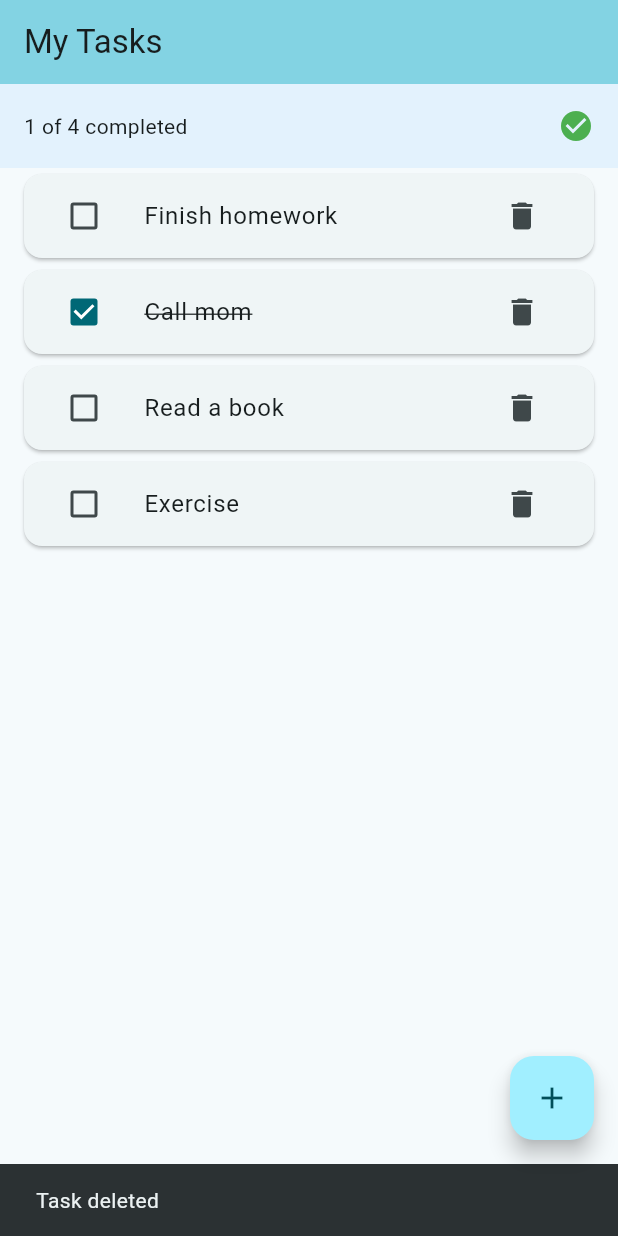
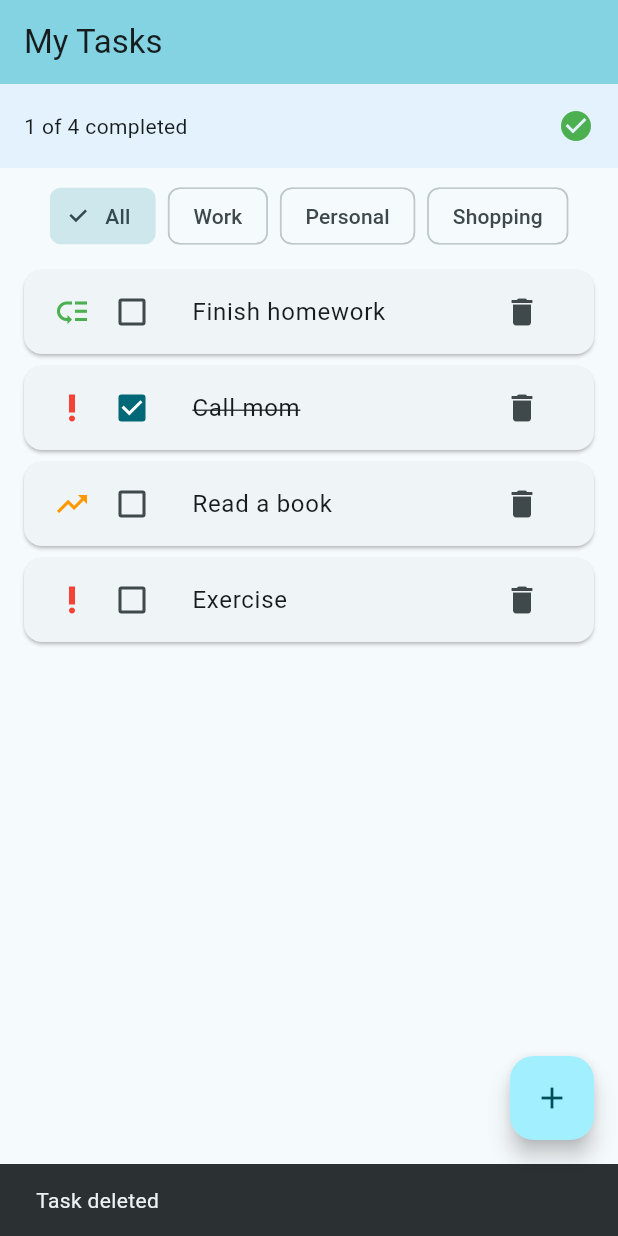
Before and after one commit to OstrohCoder/flutter, a Flutter app: the screen it shows after launch, after a tap on the "delete" icon, on a phone screen of 412 x 824 dp. Run offline on Flutter 3.47's test engine with Material 3 defaults, Android fonts, the phone set to English and light mode, and no system bars; our stand-ins replace shared_preferences; accounts and stored records are empty.

Commit message:
Todo List app v2.0

```diff
--- a/todo_list_app/lib/main.dart
+++ b/todo_list_app/lib/main.dart
@@ -1,3 +1,6 @@
+import 'dart:convert';
+import 'package:shared_preferences/shared_preferences.dart';
+
 import 'package:flutter/material.dart';
 import 'models/task.dart';
 
@@ -32,24 +35,58 @@ class TodoListScreen extends StatefulWidget {
 class _TodoListScreenState extends State<TodoListScreen> {
   List<Task> _tasks = [];
   late TextEditingController _controller;
+  TaskCategory? _selectedCategory;
 
   @override
   void initState() {
     super.initState();
 
+    _loadTasks().then((_) {
+      if (_tasks.isEmpty) {
+        setState(() {
+          _tasks = [
+            Task(
+              id: 1,
+              title: 'Buy groceries',
+              isDone: true,
+              category: TaskCategory.shopping,
+              priority: Priority.medium,
+            ),
+            Task(
+              id: 2,
+              title: 'Finish homework',
+              category: TaskCategory.work,
+              priority: Priority.low,
+            ),
+            Task(
+              id: 3,
+              title: 'Call mom',
+              isDone: true,
+              category: TaskCategory.personal,
+              priority: Priority.high,
+            ),
+            Task(id: 4, title: 'Read a book'),
+            Task(
+              id: 5,
+              title: 'Exercise',
+              isDone: false,
+              category: TaskCategory.work,
+              priority: Priority.high,
+            ),
+          ];
+        });
+      }
+    });
+
     _controller = TextEditingController();
-
-    _tasks = [
-      Task(id: 1, title: 'Buy groceries', isDone: true),
-      Task(id: 2, title: 'Finish homework'),
-      Task(id: 3, title: 'Call mom', isDone: true),
-      Task(id: 4, title: 'Read a book'),
-      Task(id: 5, title: 'Exercise', isDone: false),
-    ];
   }
 
   @override
   Widget build(BuildContext context) {
+    final filteredTasks = _selectedCategory == null
+        ? _tasks
+        : _tasks.where((t) => t.category == _selectedCategory).toList();
+
     return Scaffold(
       appBar: AppBar(
         title: const Text('My Tasks'),
@@ -58,6 +95,20 @@ class _TodoListScreenState extends State<TodoListScreen> {
       body: Column(
         children: [
           _buildStatistics(),
+          Padding(
+            padding: const EdgeInsets.symmetric(vertical: 8),
+            child: SingleChildScrollView(
+              scrollDirection: Axis.horizontal,
+              child: Row(
+                children: [
+                  _buildChip(null, 'All'),
+                  _buildChip(TaskCategory.work, 'Work'),
+                  _buildChip(TaskCategory.personal, 'Personal'),
+                  _buildChip(TaskCategory.shopping, 'Shopping'),
+                ],
+              ),
+            ),
+          ),
           if (_tasks.isEmpty)
             Center(
               child: Column(
@@ -73,9 +124,9 @@ class _TodoListScreenState extends State<TodoListScreen> {
 
           Expanded(
             child: ListView.builder(
-              itemCount: _tasks.length,
+              itemCount: filteredTasks.length,
               itemBuilder: (context, index) {
-                final task = _tasks[index];
+                final task = filteredTasks[index];
 
                 return Dismissible(
                   key: Key(task.id.toString()),
@@ -93,9 +144,18 @@ class _TodoListScreenState extends State<TodoListScreen> {
                       vertical: 4,
                     ),
                     child: ListTile(
-                      leading: Checkbox(
-                        value: task.isDone,
-                        onChanged: (value) => _toggleTask(task.id),
+                      leading: Row(
+                        mainAxisSize: MainAxisSize.min,
+                        children: [
+                          SizedBox(width: 4),
+                          _getPriorityIcon(task.priority),
+                          SizedBox(width: 4),
+
+                          Checkbox(
+                            value: task.isDone,
+                            onChanged: (value) => _toggleTask(task.id),
+                          ),
+                        ],
                       ),
 
                       title: Text(
@@ -185,6 +245,8 @@ class _TodoListScreenState extends State<TodoListScreen> {
         _tasks.add(newTask);
       });
 
+      _saveTasks();
+
       _controller.clear();
       Navigator.pop(context);
     } else {
@@ -199,6 +261,7 @@ class _TodoListScreenState extends State<TodoListScreen> {
       final task = _tasks.firstWhere((t) => t.id == id);
       task.toggle();
     });
+    _saveTasks();
   }
 
   void _deleteTask(int id) {
@@ -206,9 +269,59 @@ class _TodoListScreenState extends State<TodoListScreen> {
       _tasks.removeWhere((task) => task.id == id);
     });
 
+    _saveTasks();
+
     ScaffoldMessenger.of(
       context,
     ).showSnackBar(SnackBar(content: Text('Task deleted')));
+  }
+
+  Widget _buildChip(TaskCategory? category, String label) {
+    final isSelected = _selectedCategory == category;
+
+    return Padding(
+      padding: const EdgeInsets.symmetric(horizontal: 4),
+      child: ChoiceChip(
+        label: Text(label),
+        selected: isSelected,
+        onSelected: (_) {
+          setState(() {
+            _selectedCategory = category;
+          });
+        },
+      ),
+    );
+  }
+
+  Icon _getPriorityIcon(Priority priority) {
+    switch (priority) {
+      case Priority.high:
+        return Icon(Icons.priority_high, color: Colors.red);
+      case Priority.medium:
+        return Icon(Icons.trending_up, color: Colors.orange);
+      case Priority.low:
+        return Icon(Icons.low_priority, color: Colors.green);
+    }
+  }
+
+  Future<void> _saveTasks() async {
+    final prefs = await SharedPreferences.getInstance();
+
+    final taskList = _tasks.map((t) => t.toJson()).toList();
+    final jsonString = jsonEncode(taskList);
+
+    await prefs.setString('tasks', jsonString);
+  }
+
+  Future<void> _loadTasks() async {
+    final prefs = await SharedPreferences.getInstance();
+    final jsonString = prefs.getString('tasks');
+
+    if (jsonString != null) {
+      final List decoded = jsonDecode(jsonString);
+
+      _tasks = decoded.map((e) => Task.fromJson(e)).toList();
+    }
   }
 
   @override
--- a/todo_list_app/lib/models/task.dart
+++ b/todo_list_app/lib/models/task.dart
@@ -1,9 +1,43 @@
+enum TaskCategory { work, personal, shopping }
+
+enum Priority { low, medium, high }
+
 class Task {
   final int id;
   final String title;
   bool isDone;
+  final TaskCategory category;
+  final Priority priority;
 
-  Task({required this.id, required this.title, this.isDone = false});
+  Task({
+    required this.id,
+    required this.title,
+    this.isDone = false,
+    this.category = TaskCategory.personal,
+    this.priority = Priority.medium,
+  });
 
   void toggle() => isDone = !isDone;
+
+  Map<String, dynamic> toJson() {
+    return {
+      'id': id,
+      'title': title,
+      'isDone': isDone,
+      'category': category.name,
+      'priority': priority.name,
+    };
+  }
+
+  factory Task.fromJson(Map<String, dynamic> json) {
+    return Task(
+      id: json['id'],
+      title: json['title'],
+      isDone: json['isDone'],
+      category: TaskCategory.values.firstWhere(
+        (e) => e.name == json['category'],
+      ),
+      priority: Priority.values.firstWhere((e) => e.name == json['priority']),
+    );
+  }
 }
--- a/todo_list_app/pubspec.yaml
+++ b/todo_list_app/pubspec.yaml
@@ -30,6 +30,8 @@ environment:
 dependencies:
   flutter:
     sdk: flutter
+
+  shared_preferences: ^2.2.2
 
   # The following adds the Cupertino Icons font to your application.
   # Use with the CupertinoIcons class for iOS style icons.
```
Also changed, not shown: todo_list_app/pubspec.lock, 1 other file.
